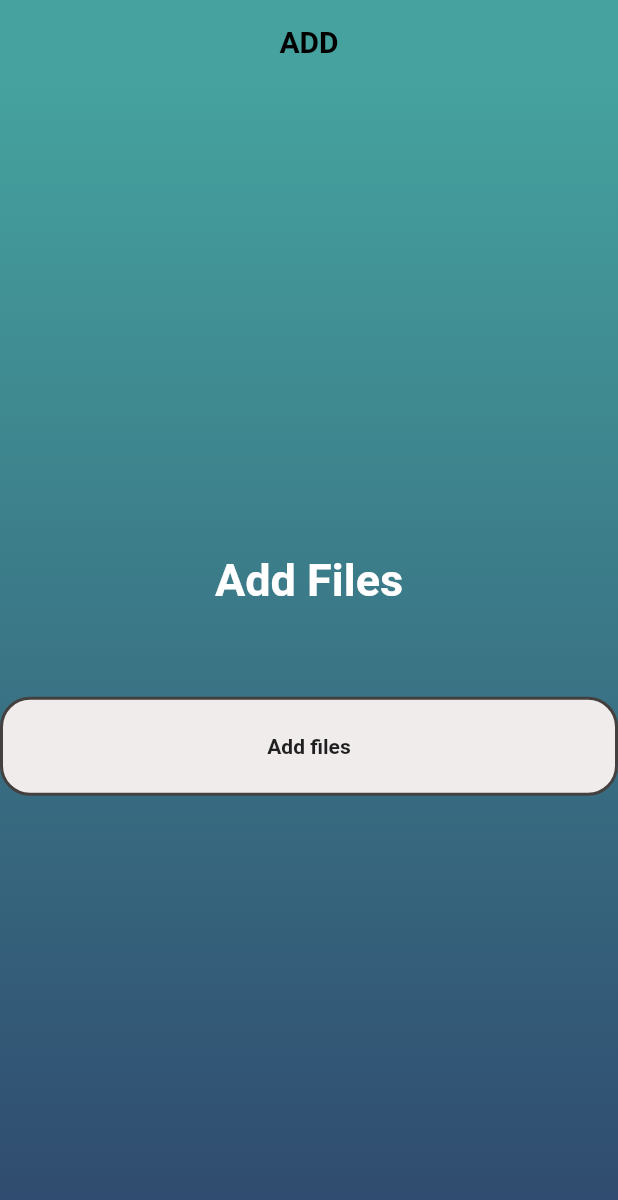
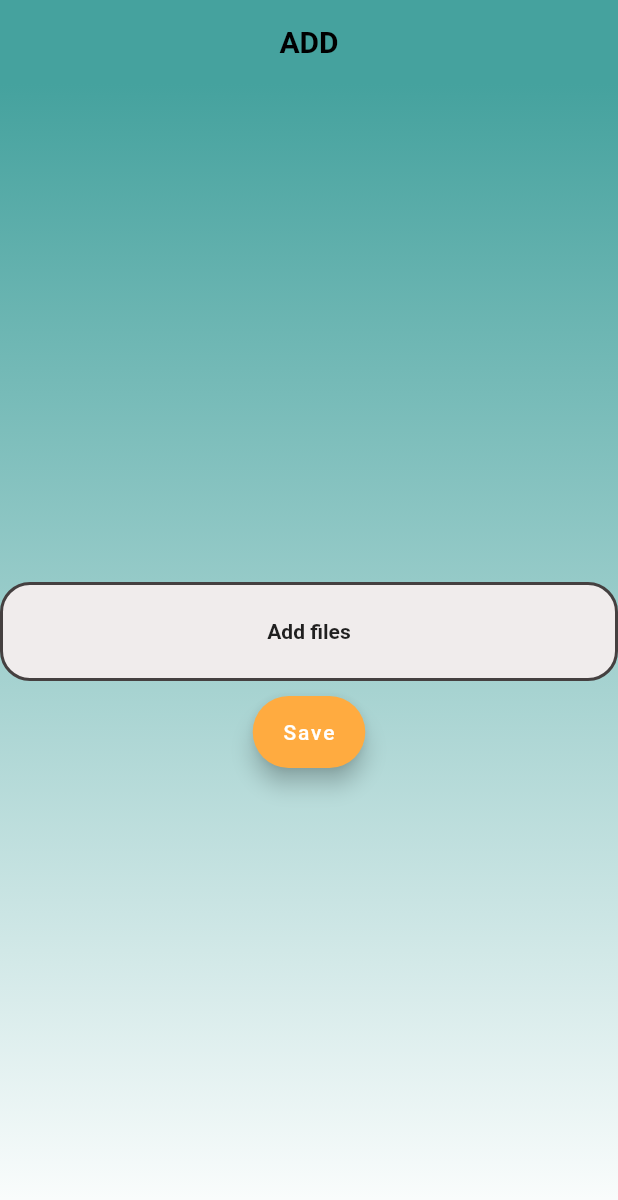
Before and after one commit to adilrusfeed/File-Manager, a Flutter app: the AddScreen screen opened directly, on a phone screen of 412 x 824 dp. Shown: the top 1200 px of the screen. Run offline on Flutter 3.47's test engine with Material 2 defaults, Android fonts, the phone set to English and light mode, and no system bars; our stand-ins replace curved_navigation_bar, file_picker, hive, hive_flutter, open_file; accounts and stored records are empty.

```diff
--- a/lib/bottombar.dart
+++ b/lib/bottombar.dart
@@ -27,7 +27,7 @@ class _BottomBarState extends State<BottomBar> {
         body: pages[myindex],
         bottomNavigationBar: CurvedNavigationBar(
             backgroundColor: Colors.white,
-            color: Color.fromARGB(255, 130, 232, 227),
+            color: Color.fromARGB(255, 113, 216, 211),
             animationDuration: Duration(milliseconds: 500),
             onTap: (index) {
               setState(() {
--- a/lib/screens/add_screen.dart
+++ b/lib/screens/add_screen.dart
@@ -1,5 +1,9 @@
 // ignore_for_file: prefer_const_literals_to_create_immutables, prefer_const_constructors
 
+import 'dart:io';
+
+import 'package:file_manager/db/function.dart';
+import 'package:file_manager/model/data_model.dart';
 import 'package:flutter/material.dart';
 import 'package:file_picker/file_picker.dart';
 //import 'package:url_launcher/url_launcher.dart';
@@ -36,7 +40,10 @@ class _AddScreenState extends State<AddScreen> {
       body: Container(
         decoration: BoxDecoration(
           gradient: LinearGradient(
-            colors: [Color(0xFF45A29E), Color(0xFF2F496E)],
+            colors: [
+              Color(0xFF45A29E),
+              Color.fromARGB(255, 255, 255, 255),
+            ],
             begin: Alignment.topCenter,
             end: Alignment.bottomCenter,
           ),
@@ -44,18 +51,6 @@ class _AddScreenState extends State<AddScreen> {
         child: Column(
           mainAxisAlignment: MainAxisAlignment.center,
           children: [
-            Padding(
-              padding: const EdgeInsets.all(20.0),
-              child: Text(
-                "Add Files",
-                style: TextStyle(
-                  fontSize: 30,
-                  fontWeight: FontWeight.w600,
-                  color: Colors.white,
-                ),
-              ),
-            ),
-            SizedBox(height: 20),
             if (selectedFile != null) // Display the selected file
               GestureDetector(
                 onTap: () {
@@ -111,6 +106,21 @@ class _AddScreenState extends State<AddScreen> {
                 ),
               ),
             ),
+            SizedBox(height: 10),
+            FloatingActionButton.extended(
+              backgroundColor: Colors.orangeAccent,
+              onPressed: () async {
+                setState(() {
+                  if (selectedFile != null) {
+                    addFile(selectedFile!);
+                    // Close the current screen
+                  } else {
+                    // Handle the case where selectedFile is null or file name/path is missing.
+                  }
+                });
+              },
+              label: Text("Save"),
+            )
           ],
         ),
       ),
@@ -120,7 +130,7 @@ class _AddScreenState extends State<AddScreen> {
   void pickFiless() async {
     FilePickerResult? result = await FilePicker.platform.pickFiles(
       type: FileType.any,
-      allowMultiple: true,
+      allowMultiple: false,
     );
 
     if (result != null && result.files.isNotEmpty) {
```
Also changed, not shown: lib/db/function.dart (+27 -16 lines), lib/main.dart (+10 -16 lines), lib/model/data_model.dart (+4 -22 lines), lib/screens/recent_screen.dart (+16 -32 lines), lib/model/data_model.g.dart.
